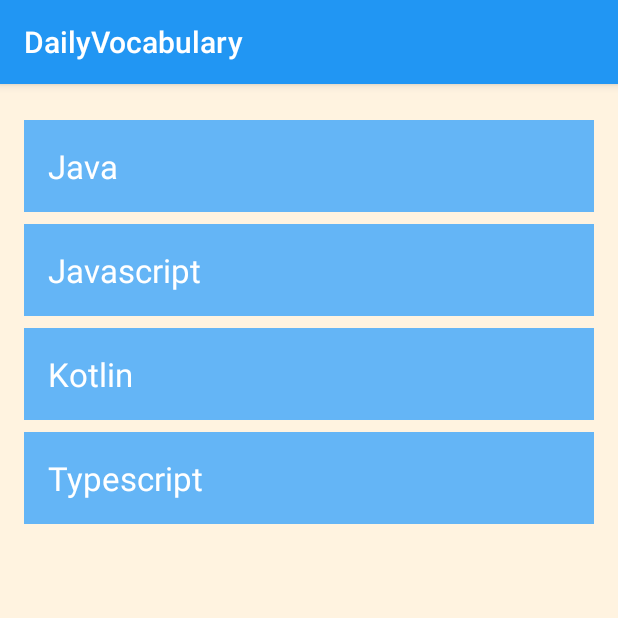
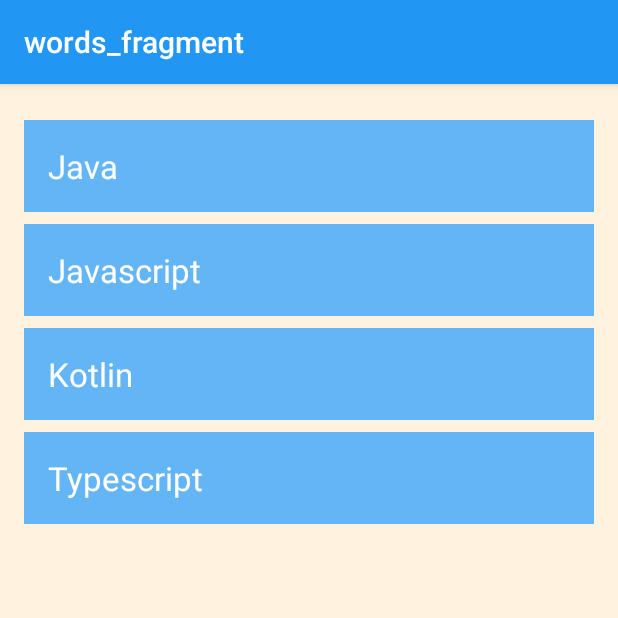
Before and after one commit to ga7uti/DailyVocabulary, an Android app: the screen it shows after launch (MainActivity), on a phone screen of 412 x 824 dp, the top half of it. Run offline under Robolectric (Android 15) with nearby library versions, the phone set to English and light mode, and no system bars; our stand-ins replace Room's generated code, navigation-ui.

Commit message:
added navigation component

```diff
--- a/app/src/main/AndroidManifest.xml
+++ b/app/src/main/AndroidManifest.xml
@@ -9,7 +9,7 @@
         android:roundIcon="@mipmap/ic_launcher_round"
         android:supportsRtl="true"
         android:theme="@style/AppTheme">
-        <activity android:name="com.dailydictionary.ui.main.MainActivity">
+        <activity android:name="com.dailydictionary.ui.MainActivity">
             <intent-filter>
                 <action android:name="android.intent.action.MAIN" />
 
--- /dev/null
+++ b/app/src/main/java/com/dailydictionary/ui/MainActivity.kt
@@ -0,0 +1,32 @@
+package com.dailydictionary.ui
+
+import android.os.Bundle
+import androidx.appcompat.app.AppCompatActivity
+import androidx.navigation.Navigation
+import androidx.navigation.ui.AppBarConfiguration
+import androidx.navigation.ui.NavigationUI
+import com.dailydictionary.R
+
+
+class MainActivity : AppCompatActivity() {
+
+    private lateinit var appBarConfiguration: AppBarConfiguration
+
+    override fun onCreate(savedInstanceState: Bundle?) {
+        super.onCreate(savedInstanceState)
+        setContentView(R.layout.activity_main)
+        appBarConfiguration = AppBarConfiguration.Builder(
+            R.id.wordsFragment
+        ).build()
+
+        val navController = Navigation.findNavController(this, R.id.fragment_container);
+        NavigationUI.setupActionBarWithNavController(this, navController, appBarConfiguration);
+    }
+
+    override fun onSupportNavigateUp(): Boolean {
+        val navController =
+            Navigation.findNavController(this, R.id.fragment_container)
+        return (NavigationUI.navigateUp(navController, appBarConfiguration)
+                || super.onSupportNavigateUp())
+    }
+}
--- a/app/src/main/java/com/dailydictionary/ui/main/MainActivity.kt
+++ /dev/null
@@ -1,35 +0,0 @@
-package com.dailydictionary.ui.main
-
-import android.os.Bundle
-import androidx.annotation.Nullable
-import androidx.appcompat.app.AppCompatActivity
-import androidx.lifecycle.Observer
-import androidx.lifecycle.ViewModelProviders
-import androidx.recyclerview.widget.LinearLayoutManager
-import androidx.recyclerview.widget.RecyclerView
-import com.dailydictionary.R
-import com.dailydictionary.room.entity.Dictionary
-
-
-class MainActivity : AppCompatActivity() {
-
-    private lateinit var mainViewModel: MainViewModel
-
-    override fun onCreate(savedInstanceState: Bundle?) {
-        super.onCreate(savedInstanceState)
-        setContentView(R.layout.activity_main)
-
-        val recyclerView: RecyclerView = findViewById(R.id.recyclerview)
-        val adapter = WordsAdapter()
-        recyclerView.adapter = adapter
-        recyclerView.layoutManager = LinearLayoutManager(this)
-
-        mainViewModel = ViewModelProviders.of(this).get(MainViewModel::class.java)
-        mainViewModel.mAllWords
-            .observe(this,
-                Observer<List<Dictionary>> { words -> // Update the cached copy of the words in the adapter.
-                    adapter.setAllWords(words)
-                })
-
-    }
-}
--- a/app/src/main/java/com/dailydictionary/ui/main/WordsAdapter.kt
+++ b/app/src/main/java/com/dailydictionary/ui/words/WordsAdapter.kt
@@ -1,4 +1,4 @@
-package com.dailydictionary.ui.main
+package com.dailydictionary.ui.words
 
 import android.view.LayoutInflater
 import android.view.View
--- /dev/null
+++ b/app/src/main/java/com/dailydictionary/ui/words/WordsFragment.kt
@@ -0,0 +1,50 @@
+package com.dailydictionary.ui.words
+
+import android.os.Bundle
+import android.view.LayoutInflater
+import android.view.View
+import android.view.ViewGroup
+import androidx.fragment.app.Fragment
+import androidx.lifecycle.Observer
+import androidx.lifecycle.ViewModelProviders
+import androidx.recyclerview.widget.LinearLayoutManager
+import androidx.recyclerview.widget.RecyclerView
+import com.dailydictionary.R
+import com.dailydictionary.room.entity.Dictionary
+
+class WordsFragment : Fragment() {
+
+    companion object {
+        fun newInstance() = WordsFragment()
+    }
+
+    private lateinit var viewModel: WordsViewModel
+    private val adapter = WordsAdapter()
+
+
+    override fun onCreateView(
+        inflater: LayoutInflater, container: ViewGroup?,
+        savedInstanceState: Bundle?
+    ): View? {
+        return inflater.inflate(R.layout.words_fragment, container, false)
+    }
+
+    override fun onActivityCreated(savedInstanceState: Bundle?) {
+        super.onActivityCreated(savedInstanceState)
+        viewModel = ViewModelProviders.of(this).get(WordsViewModel::class.java)
+        viewModel.mAllWords
+            .observe(viewLifecycleOwner,
+                Observer<List<Dictionary>> { words -> // Update the cached copy of the words in the adapter.
+                    adapter.setAllWords(words)
+                })
+
+    }
+
+    override fun onViewCreated(view: View, savedInstanceState: Bundle?) {
+        super.onViewCreated(view, savedInstanceState)
+        val recyclerView: RecyclerView = view.findViewById(R.id.recyclerview)
+        recyclerView.adapter = adapter
+        recyclerView.layoutManager = LinearLayoutManager(context)
+
+    }
+}
--- a/app/src/main/java/com/dailydictionary/ui/main/MainViewModel.kt
+++ b/app/src/main/java/com/dailydictionary/ui/words/WordsViewModel.kt
@@ -1,14 +1,12 @@
-package com.dailydictionary.ui.main
+package com.dailydictionary.ui.words
 
 import android.app.Application
 import androidx.lifecycle.AndroidViewModel
 import androidx.lifecycle.LiveData
-import androidx.lifecycle.ViewModel
 import com.dailydictionary.repository.DictionaryRepository
 import com.dailydictionary.room.entity.Dictionary
 
-class MainViewModel(application: Application) : AndroidViewModel(application) {
-
+class WordsViewModel(application: Application) : AndroidViewModel(application) {
     private val mDictionaryRepository: DictionaryRepository = DictionaryRepository(application)
     val mAllWords: LiveData<List<Dictionary>>
 
--- a/app/src/main/res/layout/activity_main.xml
+++ b/app/src/main/res/layout/activity_main.xml
@@ -1,19 +1,18 @@
 <?xml version="1.0" encoding="utf-8"?>
 <LinearLayout xmlns:android="http://schemas.android.com/apk/res/android"
+    xmlns:app="http://schemas.android.com/apk/res-auto"
     xmlns:tools="http://schemas.android.com/tools"
     android:layout_width="match_parent"
     android:layout_height="match_parent"
-    xmlns:app="http://schemas.android.com/apk/res-auto"
     android:background="@color/colorScreenBackground"
     android:orientation="vertical"
-    tools:context=".ui.main.MainActivity">
+    tools:context=".ui.MainActivity">
 
-
-    <androidx.recyclerview.widget.RecyclerView
-        android:id="@+id/recyclerview"
+    <fragment
+        android:id="@+id/fragment_container"
+        android:name="androidx.navigation.fragment.NavHostFragment"
         android:layout_width="match_parent"
-        android:layout_height="wrap_content"
-        android:layout_margin="16dp"
-        app:layoutManager="androidx.recyclerview.widget.LinearLayoutManager"
-        tools:listitem="@layout/list_words" />
+        android:layout_height="match_parent"
+        app:defaultNavHost="true"
+        app:navGraph="@navigation/nav_graph" />
 </LinearLayout>
--- /dev/null
+++ b/app/src/main/res/layout/words_fragment.xml
@@ -0,0 +1,17 @@
+<?xml version="1.0" encoding="utf-8"?>
+<FrameLayout xmlns:android="http://schemas.android.com/apk/res/android"
+    xmlns:app="http://schemas.android.com/apk/res-auto"
+    xmlns:tools="http://schemas.android.com/tools"
+    android:layout_width="match_parent"
+    android:layout_height="match_parent"
+    tools:context="com.dailydictionary.ui.words.WordsFragment">
+
+    <androidx.recyclerview.widget.RecyclerView
+        android:id="@+id/recyclerview"
+        android:layout_width="match_parent"
+        android:layout_height="wrap_content"
+        android:layout_margin="16dp"
+        app:layoutManager="androidx.recyclerview.widget.LinearLayoutManager"
+        tools:listitem="@layout/list_words" />
+
+</FrameLayout>
--- /dev/null
+++ b/app/src/main/res/navigation/nav_graph.xml
@@ -0,0 +1,21 @@
+<?xml version="1.0" encoding="utf-8"?>
+<navigation xmlns:android="http://schemas.android.com/apk/res/android"
+    xmlns:app="http://schemas.android.com/apk/res-auto"
+    xmlns:tools="http://schemas.android.com/tools"
+    android:id="@+id/nav_graph"
+    app:startDestination="@id/wordsFragment">
+    <fragment
+        android:id="@+id/wordsFragment"
+        android:name="com.dailydictionary.ui.words.WordsFragment"
+        android:label="words_fragment"
+        tools:layout="@layout/words_fragment">
+        <action
+            android:id="@+id/action_wordsFragment_to_addWordFragment"
+            app:destination="@id/addWordFragment" />
+    </fragment>
+    <fragment
+        android:id="@+id/addWordFragment"
+        android:name="com.dailydictionary.ui.addNewWord.AddWordFragment"
+        android:label="add_word_fragment"
+        tools:layout="@layout/add_word_fragment" />
+</navigation>
```
Also changed, not shown: app/build.gradle (+9 -0 lines), app/src/main/java/com/dailydictionary/ui/addNewWord/AddWordFragment.kt (added, +32 -0 lines), app/src/main/java/com/dailydictionary/ui/addNewWord/AddWordViewModel.kt (added, +7 -0 lines), app/src/main/res/layout/add_word_fragment.xml (added, +13 -0 lines).
